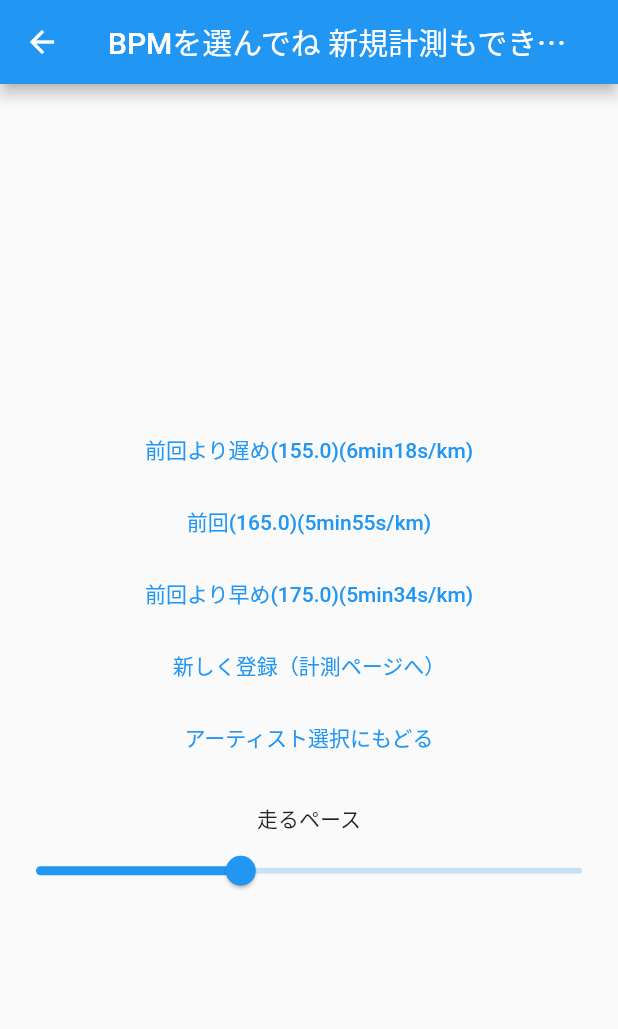
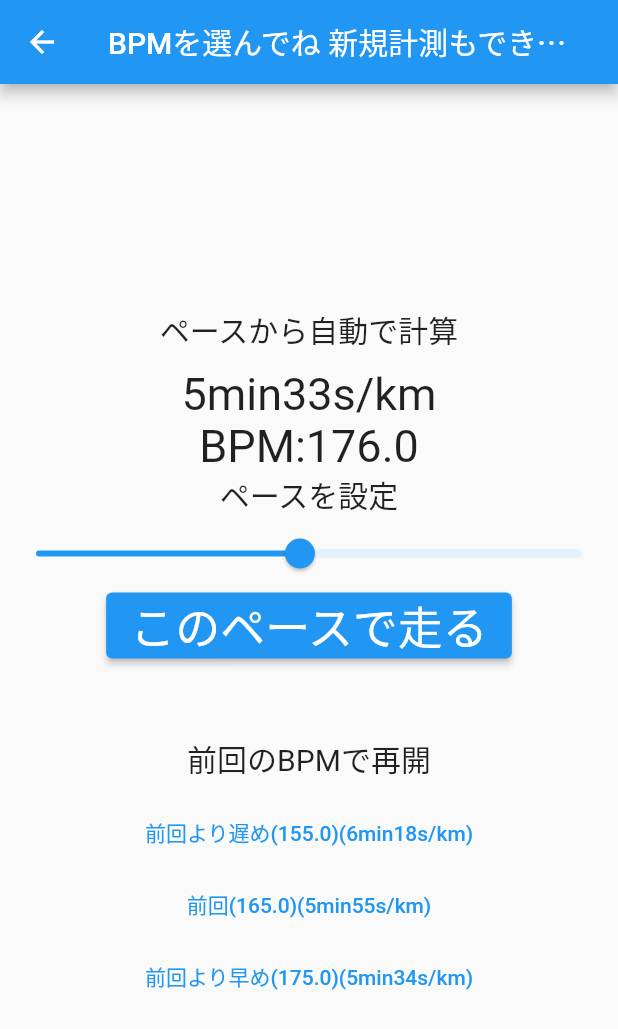
Before and after one commit to beatwalking55/beatim2, a Flutter app: the BPMSelectPage screen opened directly, on a phone screen of 412 x 824 dp. Shown: the top 1029 px of the screen. Run offline on Flutter 3.47's test engine with Material 2 defaults, Android fonts, the phone set to English and light mode, and no system bars; our stand-ins replace audioplayers, cloud_firestore, firebase_core, just_audio; missing offline and left inert: audio_session; accounts and stored records are empty.

Commit message:
目標ペースからBPMを計算する機能を仮設しました

```diff
--- a/lib/BPMselectpage.dart
+++ b/lib/BPMselectpage.dart
@@ -3,6 +3,7 @@ import 'package:beatim/musicselectfunction.dart';
 import 'package:beatim/playpage.dart';
 import 'package:flutter/material.dart';
 import 'variables.dart';
+import 'dart:math';
 
 class BPMSelectPage extends StatefulWidget {
   const BPMSelectPage({Key? key}) : super(key: key);
@@ -13,10 +14,15 @@ class BPMSelectPage extends StatefulWidget {
 
 class _BPMSelectPageState extends State<BPMSelectPage> {
   @override
-  double _ratio = 1;
-  double _min_ratio = 0.7;
-  double _max_ratio = 1.5;
+
+  //ペース調整バーに使う変数。それぞれ　バーの初期値、バーの最小値、バーの最大値
+  double _runningpase = 333;
+  double _min_runningpase = 240;
+  double _max_runningpase = 420;
+
+  //BPM算出に使う。BPM＝(この値)/走るペース
   double _pase = 333*176;
+
   Widget build(BuildContext context) {
     return Scaffold(
       appBar: AppBar(
@@ -26,6 +32,53 @@ class _BPMSelectPageState extends State<BPMSelectPage> {
         child: Column(
           mainAxisAlignment: MainAxisAlignment.center,
           children: [
+
+            //ペースから計算する部分
+            Container(
+              child: Column(
+                mainAxisAlignment: MainAxisAlignment.center,
+                children: [
+                  Text("ペースから自動で計算", style: TextStyle(fontSize: 20),),
+                  SizedBox(height: 10,),
+                  Text("${_runningpase~/60}min${(_runningpase%60).toInt()}s/km", style: TextStyle(fontSize: 30),),
+                  Text("BPM:${(176*333/_runningpase).toStringAsFixed(1)}",style: TextStyle(fontSize: 30),),
+                  Text("ペースを設定",style: TextStyle(fontSize: 20),),
+                  Transform.rotate(
+                    angle: pi,
+                    child: Slider(
+                        inactiveColor: Colors.blue,
+                        activeColor: Colors.blue.shade50,
+                        thumbColor: Colors.blue,
+                        value: _runningpase,
+                        min: _min_runningpase,
+                        max: _max_runningpase,
+                        onChanged:(value){
+                          setState(() {
+                            _runningpase = value;
+                          });
+                        }
+                    ),
+                  ),
+                  ElevatedButton(onPressed: (){
+                    Navigator.push(context,MaterialPageRoute(builder:(context) =>PlayPage()));
+                    setState(() {
+                      sensingBPM = 176*333/_runningpase;
+                      previous_sensingBPM = 176*333/_runningpase;
+                    });
+                    playlist = musicselect(genre:genre, artist: artist, BPM: sensingBPM);
+                  }, child: Text("このペースで走る",style: TextStyle(fontSize: 30),)
+                  ),
+                ],
+              ),
+            ),
+            //中間にある隙間。
+            SizedBox(height: 50,),
+            Container(
+              child: Column(
+                mainAxisAlignment: MainAxisAlignment.center,
+                children: [
+                  Text("前回のBPMで再開", style: TextStyle(fontSize: 20),),
+                  SizedBox(height: 10,),
                   TextButton(onPressed: (){
                     Navigator.push(context,MaterialPageRoute(builder:(context) =>(PlayPage())));
                     setState(() {
@@ -33,7 +86,7 @@ class _BPMSelectPageState extends State<BPMSelectPage> {
                       previous_sensingBPM -= 10;
                     });
                     playlist = musicselect(genre:genre, artist:artist, BPM:sensingBPM);
-            }, child: Text("前回より遅め(${previous_sensingBPM - 10})(${((_pase/_ratio)/(previous_sensingBPM-10))~/60}min${(((_pase/_ratio)/(previous_sensingBPM-10))%60).toInt()}s/km)")
+                  }, child: Text("前回より遅め(${previous_sensingBPM - 10})(${((_pase)/(previous_sensingBPM-10))~/60}min${(((_pase)/(previous_sensingBPM-10))%60).toInt()}s/km)")
                   ),
                   TextButton(onPressed: (){
                     Navigator.push(context,MaterialPageRoute(builder:(context) =>PlayPage()));
@@ -41,7 +94,7 @@ class _BPMSelectPageState extends State<BPMSelectPage> {
                       sensingBPM = previous_sensingBPM;
                     });
                     playlist = musicselect(genre:genre, artist:artist, BPM:sensingBPM);
-            }, child: Text("前回(${previous_sensingBPM})(${((_pase/_ratio)/previous_sensingBPM)~/60}min${(((_pase/_ratio)/previous_sensingBPM)%60).toInt()}s/km)")
+                  }, child: Text("前回(${previous_sensingBPM})(${((_pase)/previous_sensingBPM)~/60}min${(((_pase)/previous_sensingBPM)%60).toInt()}s/km)")
                   ),
                   TextButton(onPressed: (){
                     Navigator.push(context,MaterialPageRoute(builder:(context) =>PlayPage()));
@@ -50,36 +103,27 @@ class _BPMSelectPageState extends State<BPMSelectPage> {
                       previous_sensingBPM += 10;
                     });
                     playlist = musicselect(genre:genre, artist: artist, BPM: sensingBPM);
-            }, child: Text("前回より早め(${previous_sensingBPM + 10})(${((_pase/_ratio)/(previous_sensingBPM+10))~/60}min${(((_pase/_ratio)/(previous_sensingBPM+10))%60).toInt()}s/km)")
+                  }, child: Text("前回より早め(${previous_sensingBPM + 10})(${((_pase)/(previous_sensingBPM+10))~/60}min${(((_pase)/(previous_sensingBPM+10))%60).toInt()}s/km)")
                   ),
-            TextButton(onPressed: () async {
-              setState(() {
-                comefrom = "bpmselectpage";
-              });
-              // player.pause();
-              await Navigator.of(context).push(
-                MaterialPageRoute(
-                  builder:(context) => BPMSensingPage()
-                  )
-              );
-              setState(() {});
-            }, child: Text("新しく登録（計測ページへ）")),
-            TextButton(onPressed: (){
-              Navigator.pop(context);
-            }, child: Text("アーティスト選択にもどる")
+                ],
               ),
-            SizedBox(width: 0,height: 20,),
-            Text("走るペース"),
-            Slider(
-                value: _ratio,
-                min: _min_ratio,
-                max: _max_ratio,
-                onChanged:(value){
-                  setState(() {
-                    _ratio = value;
-                  });
-                }
-                )
+            ),
+            // TextButton(onPressed: () async {
+            //   setState(() {
+            //     comefrom = "bpmselectpage";
+            //   });
+            //   // player.pause();
+            //   await Navigator.of(context).push(
+            //     MaterialPageRoute(
+            //       builder:(context) => BPMSensingPage()
+            //       )
+            //   );
+            //   setState(() {});
+            // }, child: Text("新しく登録（計測ページへ）")),
+            // TextButton(onPressed: (){
+            //   Navigator.pop(context);
+            // }, child: Text("アーティスト選択にもどる")
+            // ),
           ],
         ),
       ),
--- a/lib/variables.dart
+++ b/lib/variables.dart
@@ -1,18 +1,18 @@
 import 'package:flutter/material.dart';
 
-var genre = "J-POP";
-var artist = "ミセス";
-double sensingBPM = 150;
-double previous_sensingBPM = 165;
-var playlist = [0,0,0,0,0];
-var music = "audio/Mrs. GREEN APPLE_青と夏__BPM185.mp3";
-var playericon = Icons.play_arrow;
-var visible = false;
-var changingspeed = true;
-var changingspeedbutton = "原曲";
-String comefrom = "bpmselectpage";
+var genre = "J-POP"; //ジャンル
+var artist = "ミセス"; //アーティスト
+double sensingBPM = 150; //計測したBPM。再生速度はこれに合わせる。
+double previous_sensingBPM = 165; //前回再生したBPM。BPM選択ページで使う。
+var playlist = [0,0,0,0,0]; //プレイリスト。ここには曲のIDが入る。playpageではこの順に曲が表示・再生される。
+var music = "audio/Mrs. GREEN APPLE_青と夏__BPM185.mp3"; //再生する曲のファイル名。
+var playericon = Icons.play_arrow; //playpageの下の方に表示されるマーク play_arrow:再生マーク　pause:停止マーク
+var visible = false; //「評価ページへ」ボタンと「再生中の曲を表示するやつ」が表示されるかどうか。一曲目がされるまでfalseにするのが望ましい。
+var changingspeed = true; //曲の再生速度を変えているかどうか。「原曲」「走速」の表示切り替えに使う。
+var changingspeedbutton = "原曲"; //「再生中の曲を表示するやつ」の原曲走速を切り替えるボタンに表示される文字。
+String comefrom = "bpmselectpage"; //BPMsensingpage　に遷移した際BPMselectpageとplaypageどちらからきたのかを示す。
 
-double bpm_ratio = 1.0;
+double bpm_ratio = 1.0; //BPM比であり曲の再生速度
 double ORIGINAL_musicBPM = 138; //goodnight:138, bgm1:152
 bool _changeAudioSource = true;
 String _stateSource = 'アセットを再生';
```
Lines whose indentation alone changed are shown as unchanged.
